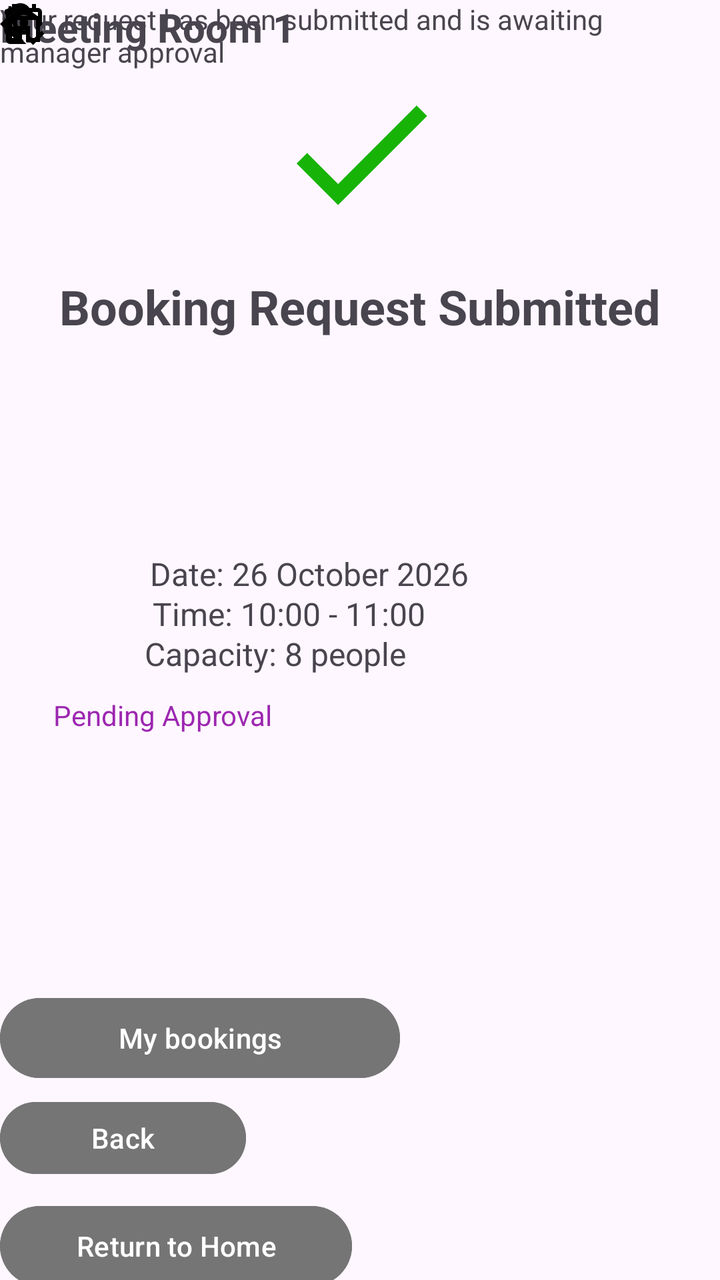
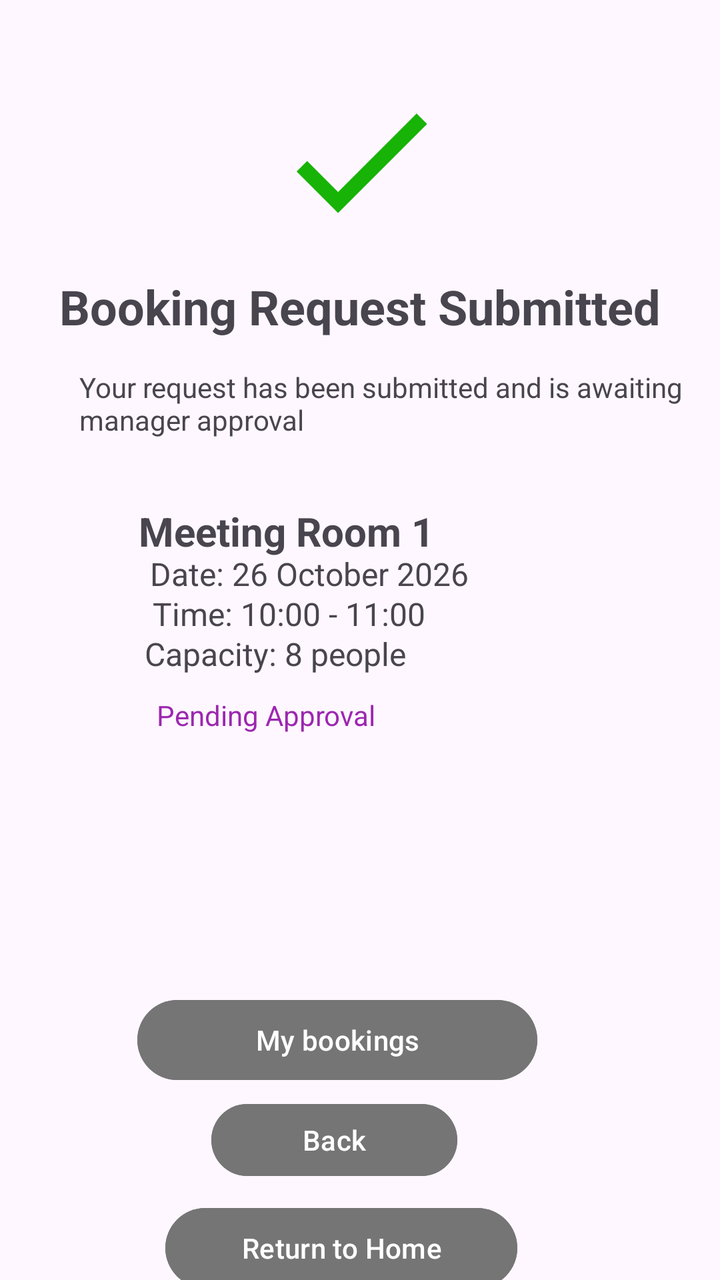

Compare the two renders of this Android layout. The source of the first and the diff that turns it into the second are given below.
<!-- AndroidManifest.xml: application theme Theme.OfficeSpaceBooking -->
<!-- res/layout/activity_request_confirmation.xml -->
<?xml version="1.0" encoding="utf-8"?>
<androidx.constraintlayout.widget.ConstraintLayout xmlns:android="http://schemas.android.com/apk/res/android"
    xmlns:app="http://schemas.android.com/apk/res-auto"
    xmlns:tools="http://schemas.android.com/tools"
    android:id="@+id/main"
    android:layout_width="match_parent"
    android:layout_height="match_parent"
    tools:context=".RequestConfirmationActivity">

    <Button
        android:id="@+id/btnMyBookings2"
        android:layout_width="200dp"
        android:layout_height="48dp"
        android:layout_marginTop="128dp"
        android:backgroundTint="#757575"
        android:text="My bookings"
        app:layout_constraintTop_toBottomOf="@+id/btnPendingApproval"
        tools:layout_editor_absoluteX="94dp" />

    <Button
        android:id="@+id/btnReturntoHome"
        android:layout_width="176dp"
        android:layout_height="48dp"
        android:layout_marginTop="56dp"
        android:backgroundTint="#757575"
        android:text="Return to Home"
        app:layout_constraintTop_toBottomOf="@+id/btnMyBookings2"
        tools:layout_editor_absoluteX="108dp" />

    <Button
        android:id="@+id/btnBack3"
        android:layout_width="123dp"
        android:layout_height="44dp"
        android:layout_marginTop="4dp"
        android:backgroundTint="#757575"
        android:text="Back"
        app:layout_constraintTop_toBottomOf="@+id/btnMyBookings2"
        tools:layout_editor_absoluteX="131dp" />

    <TextView
        android:id="@+id/txtRoomDate2"
        android:layout_width="wrap_content"
        android:layout_height="wrap_content"
        android:layout_marginTop="276dp"
        android:text="Date: 26 October 2026"
        android:textSize="16sp"
        app:layout_constraintEnd_toEndOf="parent"
        app:layout_constraintHorizontal_bias="0.374"
        app:layout_constraintStart_toStartOf="parent"
        app:layout_constraintTop_toTopOf="parent" />

    <ImageView
        android:id="@+id/imageView17"
        android:layout_width="15dp"
        android:layout_height="19dp"
        app:srcCompat="@drawable/time"
        tools:layout_editor_absoluteX="79dp"
        tools:layout_editor_absoluteY="299dp" />

    <TextView
        android:id="@+id/txtRoomTime2"
        android:layout_width="wrap_content"
        android:layout_height="wrap_content"
        android:layout_marginTop="296dp"
        android:text="Time: 10:00 - 11:00"
        android:textAlignment="viewStart"
        android:textSize="16sp"
        app:layout_constraintEnd_toEndOf="parent"
        app:layout_constraintHorizontal_bias="0.341"
        app:layout_constraintStart_toStartOf="parent"
        app:layout_constraintTop_toTopOf="parent" />

    <TextView
        android:id="@+id/btnPendingApproval"
        android:layout_width="wrap_content"
        android:layout_height="wrap_content"
        android:layout_marginTop="8dp"
        android:layout_marginEnd="224dp"
        android:backgroundTint="#E7C2C2"
        android:text="Pending Approval"
        android:textColor="#9C27B0"
        app:layout_constraintEnd_toEndOf="parent"
        app:layout_constraintTop_toBottomOf="@+id/txtRoomCapacity2" />

    <TextView
        android:id="@+id/txtRoomName2"
        android:layout_width="wrap_content"
        android:layout_height="wrap_content"
        android:text="Meeting Room 1"
        android:textSize="20sp"
        android:textStyle="bold"
        tools:layout_editor_absoluteX="94dp"
        tools:layout_editor_absoluteY="252dp" />

    <TextView
        android:id="@+id/txtRoomCapacity2"
        android:layout_width="190dp"
        android:layout_height="24dp"
        android:layout_marginTop="316dp"
        android:text="Capacity: 8 people"
        android:textSize="16sp"
        app:layout_constraintEnd_toEndOf="parent"
        app:layout_constraintHorizontal_bias="0.425"
        app:layout_constraintStart_toStartOf="parent"
        app:layout_constraintTop_toTopOf="parent" />

    <ImageView
        android:id="@+id/imageView14"
        android:layout_width="17dp"
        android:layout_height="23dp"
        app:srcCompat="@drawable/employee"
        tools:layout_editor_absoluteX="77dp"
        tools:layout_editor_absoluteY="318dp" />

    <ImageView
        android:id="@+id/imageView16"
        android:layout_width="17dp"
        android:layout_height="20dp"
        app:srcCompat="@drawable/date"
        tools:layout_editor_absoluteX="77dp"
        tools:layout_editor_absoluteY="279dp" />

    <ImageView
        android:id="@+id/imageView15"
        android:layout_width="20dp"
        android:layout_height="19dp"
        app:srcCompat="@drawable/room"
        tools:layout_editor_absoluteX="74dp"
        tools:layout_editor_absoluteY="255dp" />

    <ImageView
        android:id="@+id/imageView13"
        android:layout_width="113dp"
        android:layout_height="89dp"
        android:layout_marginTop="32dp"
        app:layout_constraintEnd_toEndOf="parent"
        app:layout_constraintStart_toStartOf="parent"
        app:layout_constraintTop_toTopOf="parent"
        app:srcCompat="@drawable/baseline_check_24" />

    <TextView
        android:id="@+id/txtRequestSubmitted"
        android:layout_width="wrap_content"
        android:layout_height="wrap_content"
        android:layout_marginTop="16dp"
        android:text="Booking Request Submitted"
        android:textSize="24sp"
        android:textStyle="bold"
        app:layout_constraintEnd_toEndOf="parent"
        app:layout_constraintStart_toStartOf="parent"
        app:layout_constraintTop_toBottomOf="@+id/imageView13" />

    <TextView
        android:id="@+id/txtRequestMessage"
        android:layout_width="306dp"
        android:layout_height="43dp"
        android:text="Your request has been submitted and is awaiting manager approval"
        tools:layout_editor_absoluteX="65dp"
        tools:layout_editor_absoluteY="184dp" />

    <ImageView
        android:id="@+id/imageView27"
        android:layout_width="wrap_content"
        android:layout_height="wrap_content"
        app:srcCompat="@drawable/mybookings"
        tools:layout_editor_absoluteX="114dp"
        tools:layout_editor_absoluteY="506dp" />

    <ImageView
        android:id="@+id/imageView28"
        android:layout_width="wrap_content"
        android:layout_height="wrap_content"
        android:tint="#040303"
        app:srcCompat="@drawable/outline_arrow_back_ios_24"
        tools:layout_editor_absoluteX="149dp"
        tools:layout_editor_absoluteY="560dp" />

    <ImageView
        android:id="@+id/imageView29"
        android:layout_width="wrap_content"
        android:layout_height="wrap_content"
        app:srcCompat="@drawable/outline_home_24"
        tools:layout_editor_absoluteX="114dp"
        tools:layout_editor_absoluteY="612dp" />

</androidx.constraintlayout.widget.ConstraintLayout>
<!-- resources referenced by this layout -->
<resources>
  <!-- drawable baseline_check_24 (drawable) -->
  <vector xmlns:android="http://schemas.android.com/apk/res/android" android:height="24dp" android:tint="#18B307" android:viewportHeight="24" android:viewportWidth="24" android:width="24dp">
        
      <path android:fillColor="@android:color/white" android:pathData="M9,16.17L4.83,12l-1.42,1.41L9,19 21,7l-1.41,-1.41z"/>
      
  </vector>
  <!-- drawable date (drawable) -->
  <vector xmlns:android="http://schemas.android.com/apk/res/android" android:height="24dp" android:tint="#000000" android:viewportHeight="24" android:viewportWidth="24" android:width="24dp">
        
      <path android:fillColor="@android:color/white" android:pathData="M9,11L7,11v2h2v-2zM13,11h-2v2h2v-2zM17,11h-2v2h2v-2zM19,4h-1L18,2h-2v2L8,4L8,2L6,2v2L5,4c-1.11,0 -1.99,0.9 -1.99,2L3,20c0,1.1 0.89,2 2,2h14c1.1,0 2,-0.9 2,-2L21,6c0,-1.1 -0.9,-2 -2,-2zM19,20L5,20L5,9h14v11z"/>
      
  </vector>
  <!-- drawable employee (drawable) -->
  <vector xmlns:android="http://schemas.android.com/apk/res/android" android:height="24dp" android:tint="#000000" android:viewportHeight="24" android:viewportWidth="24" android:width="24dp">
        
      <path android:fillColor="@android:color/white" android:pathData="M12,12c2.21,0 4,-1.79 4,-4s-1.79,-4 -4,-4 -4,1.79 -4,4 1.79,4 4,4zM12,14c-2.67,0 -8,1.34 -8,4v2h16v-2c0,-2.66 -5.33,-4 -8,-4z"/>
      
  </vector>
  <!-- drawable outline_arrow_back_ios_24 (drawable) -->
  <vector xmlns:android="http://schemas.android.com/apk/res/android" android:autoMirrored="true" android:height="24dp" android:tint="#FFFFFF" android:viewportHeight="960" android:viewportWidth="960" android:width="24dp">
        
      <path android:fillColor="@android:color/white" android:pathData="M400,880L0,480L400,80L471,151L142,480L471,809L400,880Z"/>
      
  </vector>
  <!-- drawable outline_home_24 (drawable) -->
  <vector xmlns:android="http://schemas.android.com/apk/res/android" android:height="24dp" android:tint="#000000" android:viewportHeight="960" android:viewportWidth="960" android:width="24dp">
        
      <path android:fillColor="@android:color/white" android:pathData="M240,760L360,760L360,520L600,520L600,760L720,760L720,400L480,220L240,400L240,760ZM160,840L160,360L480,120L800,360L800,840L520,840L520,600L440,600L440,840L160,840ZM480,490L480,490L480,490L480,490L480,490L480,490L480,490L480,490L480,490Z"/>
      
  </vector>
  <!-- drawable room (drawable) -->
  <vector xmlns:android="http://schemas.android.com/apk/res/android" android:height="240dp" android:tint="#000000" android:viewportHeight="24" android:viewportWidth="24" android:width="240dp">
        
      <path android:fillColor="@android:color/white" android:pathData="M12,2C8.13,2 5,5.13 5,9c0,5.25 7,13 7,13s7,-7.75 7,-13c0,-3.87 -3.13,-7 -7,-7zM12,11.5c-1.38,0 -2.5,-1.12 -2.5,-2.5s1.12,-2.5 2.5,-2.5 2.5,1.12 2.5,2.5 -1.12,2.5 -2.5,2.5z"/>
      
  </vector>
  <!-- drawable time (drawable) -->
  <vector xmlns:android="http://schemas.android.com/apk/res/android" android:height="24dp" android:tint="#000000" android:viewportHeight="24" android:viewportWidth="24" android:width="24dp">
        
      <path android:fillColor="@android:color/white" android:pathData="M11.99,2C6.47,2 2,6.48 2,12s4.47,10 9.99,10C17.52,22 22,17.52 22,12S17.52,2 11.99,2zM12,20c-4.42,0 -8,-3.58 -8,-8s3.58,-8 8,-8 8,3.58 8,8 -3.58,8 -8,8z"/>
        
      <path android:fillColor="@android:color/white" android:pathData="M12.5,7H11v6l5.25,3.15 0.75,-1.23 -4.5,-2.67z"/>
      
  </vector>
  <style name="Theme.OfficeSpaceBooking" parent="Base.Theme.OfficeSpaceBooking" />
  <style name="Base.Theme.OfficeSpaceBooking" parent="Theme.Material3.DayNight.NoActionBar">
          
          
      </style>
  <!-- unchanged entries left out for length: 1 -->
</resources>

<!-- the commit's change to res/layout/activity_request_confirmation.xml (unified diff, before → after) -->
@@ -11,31 +11,40 @@
         android:id="@+id/btnMyBookings2"
         android:layout_width="200dp"
         android:layout_height="48dp"
-        android:layout_marginTop="128dp"
+        android:layout_marginStart="94dp"
+        android:layout_marginTop="496dp"
+        android:layout_marginEnd="117dp"
         android:backgroundTint="#757575"
         android:text="My bookings"
-        app:layout_constraintTop_toBottomOf="@+id/btnPendingApproval"
-        tools:layout_editor_absoluteX="94dp" />
+        app:layout_constraintEnd_toEndOf="parent"
+        app:layout_constraintStart_toStartOf="parent"
+        app:layout_constraintTop_toTopOf="parent" />
 
     <Button
         android:id="@+id/btnReturntoHome"
         android:layout_width="176dp"
         android:layout_height="48dp"
-        android:layout_marginTop="56dp"
+        android:layout_marginStart="108dp"
+        android:layout_marginTop="600dp"
+        android:layout_marginEnd="127dp"
         android:backgroundTint="#757575"
         android:text="Return to Home"
-        app:layout_constraintTop_toBottomOf="@+id/btnMyBookings2"
-        tools:layout_editor_absoluteX="108dp" />
+        app:layout_constraintEnd_toEndOf="parent"
+        app:layout_constraintStart_toStartOf="parent"
+        app:layout_constraintTop_toTopOf="parent" />
 
     <Button
         android:id="@+id/btnBack3"
         android:layout_width="123dp"
         android:layout_height="44dp"
-        android:layout_marginTop="4dp"
+        android:layout_marginStart="131dp"
+        android:layout_marginTop="548dp"
+        android:layout_marginEnd="157dp"
         android:backgroundTint="#757575"
         android:text="Back"
-        app:layout_constraintTop_toBottomOf="@+id/btnMyBookings2"
-        tools:layout_editor_absoluteX="131dp" />
+        app:layout_constraintEnd_toEndOf="parent"
+        app:layout_constraintStart_toStartOf="parent"
+        app:layout_constraintTop_toTopOf="parent" />
 
     <TextView
         android:id="@+id/txtRoomDate2"
@@ -48,14 +57,6 @@
         app:layout_constraintHorizontal_bias="0.374"
         app:layout_constraintStart_toStartOf="parent"
         app:layout_constraintTop_toTopOf="parent" />
-
-    <ImageView
-        android:id="@+id/imageView17"
-        android:layout_width="15dp"
-        android:layout_height="19dp"
-        app:srcCompat="@drawable/time"
-        tools:layout_editor_absoluteX="79dp"
-        tools:layout_editor_absoluteY="299dp" />
 
     <TextView
         android:id="@+id/txtRoomTime2"
@@ -75,22 +76,27 @@
         android:layout_width="wrap_content"
         android:layout_height="wrap_content"
         android:layout_marginTop="8dp"
-        android:layout_marginEnd="224dp"
         android:backgroundTint="#E7C2C2"
         android:text="Pending Approval"
         android:textColor="#9C27B0"
         app:layout_constraintEnd_toEndOf="parent"
+        app:layout_constraintHorizontal_bias="0.312"
+        app:layout_constraintStart_toStartOf="parent"
         app:layout_constraintTop_toBottomOf="@+id/txtRoomCapacity2" />
 
     <TextView
         android:id="@+id/txtRoomName2"
         android:layout_width="wrap_content"
         android:layout_height="wrap_content"
+        android:layout_marginStart="94dp"
+        android:layout_marginTop="252dp"
+        android:layout_marginEnd="168dp"
         android:text="Meeting Room 1"
         android:textSize="20sp"
         android:textStyle="bold"
-        tools:layout_editor_absoluteX="94dp"
-        tools:layout_editor_absoluteY="252dp" />
+        app:layout_constraintEnd_toEndOf="parent"
+        app:layout_constraintStart_toStartOf="parent"
+        app:layout_constraintTop_toTopOf="parent" />
 
     <TextView
         android:id="@+id/txtRoomCapacity2"
@@ -105,34 +111,12 @@
         app:layout_constraintTop_toTopOf="parent" />
 
     <ImageView
-        android:id="@+id/imageView14"
-        android:layout_width="17dp"
-        android:layout_height="23dp"
-        app:srcCompat="@drawable/employee"
-        tools:layout_editor_absoluteX="77dp"
-        tools:layout_editor_absoluteY="318dp" />
-
-    <ImageView
-        android:id="@+id/imageView16"
-        android:layout_width="17dp"
-        android:layout_height="20dp"
-        app:srcCompat="@drawable/date"
-        tools:layout_editor_absoluteX="77dp"
-        tools:layout_editor_absoluteY="279dp" />
-
-    <ImageView
-        android:id="@+id/imageView15"
-        android:layout_width="20dp"
-        android:layout_height="19dp"
-        app:srcCompat="@drawable/room"
-        tools:layout_editor_absoluteX="74dp"
-        tools:layout_editor_absoluteY="255dp" />
-
-    <ImageView
         android:id="@+id/imageView13"
         android:layout_width="113dp"
         android:layout_height="89dp"
-        android:layout_marginTop="32dp"
+        android:layout_marginStart="149dp"
+        android:layout_marginTop="36dp"
+        android:layout_marginEnd="149dp"
         app:layout_constraintEnd_toEndOf="parent"
         app:layout_constraintStart_toStartOf="parent"
         app:layout_constraintTop_toTopOf="parent"
@@ -142,45 +126,61 @@
         android:id="@+id/txtRequestSubmitted"
         android:layout_width="wrap_content"
         android:layout_height="wrap_content"
-        android:layout_marginTop="16dp"
+        android:layout_marginTop="137dp"
         android:text="Booking Request Submitted"
         android:textSize="24sp"
         android:textStyle="bold"
         app:layout_constraintEnd_toEndOf="parent"
         app:layout_constraintStart_toStartOf="parent"
-        app:layout_constraintTop_toBottomOf="@+id/imageView13" />
+        app:layout_constraintTop_toTopOf="parent" />
 
     <TextView
         android:id="@+id/txtRequestMessage"
         android:layout_width="306dp"
         android:layout_height="43dp"
+        android:layout_marginStart="65dp"
+        android:layout_marginTop="184dp"
+        android:layout_marginEnd="40dp"
         android:text="Your request has been submitted and is awaiting manager approval"
-        tools:layout_editor_absoluteX="65dp"
-        tools:layout_editor_absoluteY="184dp" />
+        app:layout_constraintEnd_toEndOf="parent"
+        app:layout_constraintStart_toStartOf="parent"
+        app:layout_constraintTop_toTopOf="parent" />
 
     <ImageView
         android:id="@+id/imageView27"
         android:layout_width="wrap_content"
         android:layout_height="wrap_content"
-        app:srcCompat="@drawable/mybookings"
-        tools:layout_editor_absoluteX="114dp"
-        tools:layout_editor_absoluteY="506dp" />
+        android:layout_marginStart="114dp"
+        android:layout_marginTop="506dp"
+        android:layout_marginEnd="273dp"
+        app:layout_constraintEnd_toEndOf="parent"
+        app:layout_constraintStart_toStartOf="parent"
+        app:layout_constraintTop_toTopOf="parent"
+        app:srcCompat="@drawable/mybookings" />
 
     <ImageView
         android:id="@+id/imageView28"
         android:layout_width="wrap_content"
         android:layout_height="wrap_content"
+        android:layout_marginStart="149dp"
+        android:layout_marginTop="560dp"
+        android:layout_marginEnd="238dp"
         android:tint="#040303"
-        app:srcCompat="@drawable/outline_arrow_back_ios_24"
-        tools:layout_editor_absoluteX="149dp"
-        tools:layout_editor_absoluteY="560dp" />
+        app:layout_constraintEnd_toEndOf="parent"
+        app:layout_constraintStart_toStartOf="parent"
+        app:layout_constraintTop_toTopOf="parent"
+        app:srcCompat="@drawable/outline_arrow_back_ios_24" />
 
     <ImageView
         android:id="@+id/imageView29"
         android:layout_width="wrap_content"
         android:layout_height="wrap_content"
-        app:srcCompat="@drawable/outline_home_24"
-        tools:layout_editor_absoluteX="114dp"
-        tools:layout_editor_absoluteY="612dp" />
+        android:layout_marginStart="114dp"
+        android:layout_marginTop="612dp"
+        android:layout_marginEnd="273dp"
+        app:layout_constraintEnd_toEndOf="parent"
+        app:layout_constraintStart_toStartOf="parent"
+        app:layout_constraintTop_toTopOf="parent"
+        app:srcCompat="@drawable/outline_home_24" />
 
 </androidx.constraintlayout.widget.ConstraintLayout>
<!-- resource entries referenced after the edit -->
@@ -4,18 +4,6 @@
   <vector xmlns:android="http://schemas.android.com/apk/res/android" android:height="24dp" android:tint="#18B307" android:viewportHeight="24" android:viewportWidth="24" android:width="24dp">
         
       <path android:fillColor="@android:color/white" android:pathData="M9,16.17L4.83,12l-1.42,1.41L9,19 21,7l-1.41,-1.41z"/>
-      
-  </vector>
-  <!-- drawable date (drawable) -->
-  <vector xmlns:android="http://schemas.android.com/apk/res/android" android:height="24dp" android:tint="#000000" android:viewportHeight="24" android:viewportWidth="24" android:width="24dp">
-        
-      <path android:fillColor="@android:color/white" android:pathData="M9,11L7,11v2h2v-2zM13,11h-2v2h2v-2zM17,11h-2v2h2v-2zM19,4h-1L18,2h-2v2L8,4L8,2L6,2v2L5,4c-1.11,0 -1.99,0.9 -1.99,2L3,20c0,1.1 0.89,2 2,2h14c1.1,0 2,-0.9 2,-2L21,6c0,-1.1 -0.9,-2 -2,-2zM19,20L5,20L5,9h14v11z"/>
-      
-  </vector>
-  <!-- drawable employee (drawable) -->
-  <vector xmlns:android="http://schemas.android.com/apk/res/android" android:height="24dp" android:tint="#000000" android:viewportHeight="24" android:viewportWidth="24" android:width="24dp">
-        
-      <path android:fillColor="@android:color/white" android:pathData="M12,12c2.21,0 4,-1.79 4,-4s-1.79,-4 -4,-4 -4,1.79 -4,4 1.79,4 4,4zM12,14c-2.67,0 -8,1.34 -8,4v2h16v-2c0,-2.66 -5.33,-4 -8,-4z"/>
       
   </vector>
   <!-- drawable outline_arrow_back_ios_24 (drawable) -->
@@ -30,20 +18,6 @@
       <path android:fillColor="@android:color/white" android:pathData="M240,760L360,760L360,520L600,520L600,760L720,760L720,400L480,220L240,400L240,760ZM160,840L160,360L480,120L800,360L800,840L520,840L520,600L440,600L440,840L160,840ZM480,490L480,490L480,490L480,490L480,490L480,490L480,490L480,490L480,490Z"/>
       
   </vector>
-  <!-- drawable room (drawable) -->
-  <vector xmlns:android="http://schemas.android.com/apk/res/android" android:height="240dp" android:tint="#000000" android:viewportHeight="24" android:viewportWidth="24" android:width="240dp">
-        
-      <path android:fillColor="@android:color/white" android:pathData="M12,2C8.13,2 5,5.13 5,9c0,5.25 7,13 7,13s7,-7.75 7,-13c0,-3.87 -3.13,-7 -7,-7zM12,11.5c-1.38,0 -2.5,-1.12 -2.5,-2.5s1.12,-2.5 2.5,-2.5 2.5,1.12 2.5,2.5 -1.12,2.5 -2.5,2.5z"/>
-      
-  </vector>
-  <!-- drawable time (drawable) -->
-  <vector xmlns:android="http://schemas.android.com/apk/res/android" android:height="24dp" android:tint="#000000" android:viewportHeight="24" android:viewportWidth="24" android:width="24dp">
-        
-      <path android:fillColor="@android:color/white" android:pathData="M11.99,2C6.47,2 2,6.48 2,12s4.47,10 9.99,10C17.52,22 22,17.52 22,12S17.52,2 11.99,2zM12,20c-4.42,0 -8,-3.58 -8,-8s3.58,-8 8,-8 8,3.58 8,8 -3.58,8 -8,8z"/>
-        
-      <path android:fillColor="@android:color/white" android:pathData="M12.5,7H11v6l5.25,3.15 0.75,-1.23 -4.5,-2.67z"/>
-      
-  </vector>
   <style name="Theme.OfficeSpaceBooking" parent="Base.Theme.OfficeSpaceBooking" />
   <style name="Base.Theme.OfficeSpaceBooking" parent="Theme.Material3.DayNight.NoActionBar">
           
